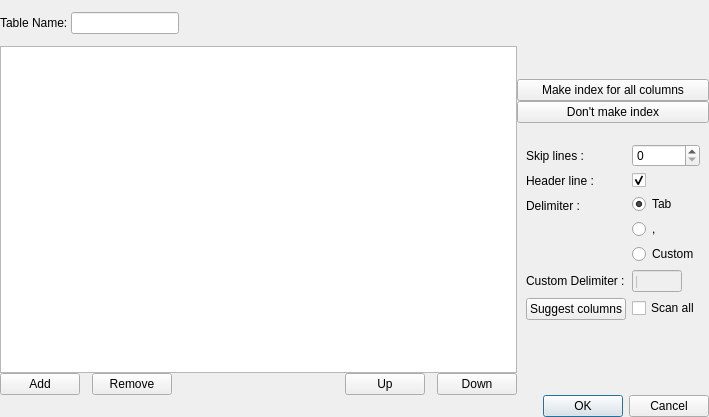
First picture: the form in src/schemadialog.ui, repository informationsea/Hyokai, before the edit.
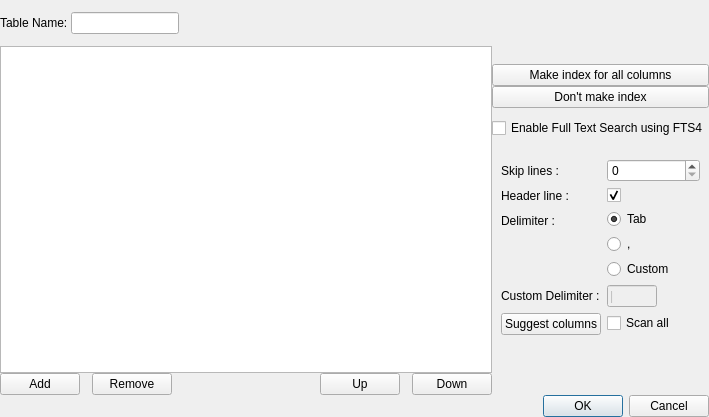
Second picture: the form after the edit.

Commit message: support full text search for SQLITE

What changed in the file:
```diff
--- a/src/schemadialog.ui
+++ b/src/schemadialog.ui
@@ -141,6 +141,29 @@
          </property>
         </widget>
        </item>
+       <item>
+        <spacer name="verticalSpacer_4">
+         <property name="orientation">
+          <enum>Qt::Vertical</enum>
+         </property>
+         <property name="sizeType">
+          <enum>QSizePolicy::Fixed</enum>
+         </property>
+         <property name="sizeHint" stdset="0">
+          <size>
+           <width>20</width>
+           <height>10</height>
+          </size>
+         </property>
+        </spacer>
+       </item>
+       <item>
+        <widget class="QCheckBox" name="enableFTS4">
+         <property name="text">
+          <string>Enable Full Text Search using FTS4</string>
+         </property>
+        </widget>
+       </item>
        <item>
         <spacer name="verticalSpacer_3">
          <property name="orientation">
```
The commit also changes 1 other file.
